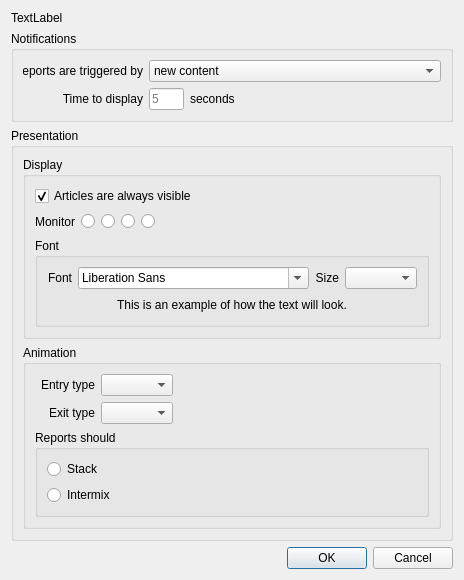
This is addlocaldialog.ui in b0bh00d/Newsroom as Qt 5 draws it before an edit. The edited form follows.
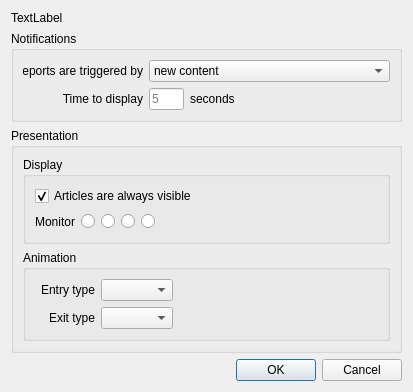
This is the edited form. Icons and pictures are not drawn.

Commit message:
- Migrated font and stacking settings into an application-specific Settings dialog.
- Added stacking lanes to Chyrons (wip)

Patch:
```diff
--- a/addlocaldialog.ui
+++ b/addlocaldialog.ui
@@ -7,7 +7,7 @@
     <x>0</x>
     <y>0</y>
     <width>413</width>
-    <height>550</height>
+    <height>382</height>
    </rect>
   </property>
   <property name="windowTitle">
@@ -260,95 +260,6 @@
            </item>
           </layout>
          </item>
-         <item>
-          <widget class="QGroupBox" name="groupBox_6">
-           <property name="title">
-            <string>Font</string>
-           </property>
-           <layout class="QVBoxLayout" name="verticalLayout_3">
-            <item>
-             <layout class="QHBoxLayout" name="horizontalLayout_6">
-              <item>
-               <widget class="QLabel" name="label_6">
-                <property name="text">
-                 <string>Font</string>
-                </property>
-                <property name="alignment">
-                 <set>Qt::AlignRight|Qt::AlignTrailing|Qt::AlignVCenter</set>
-                </property>
-               </widget>
-              </item>
-              <item>
-               <widget class="QFontComboBox" name="combo_FontFamily"/>
-              </item>
-              <item>
-               <widget class="QLabel" name="label_7">
-                <property name="text">
-                 <string>Size</string>
-                </property>
-                <property name="alignment">
-                 <set>Qt::AlignRight|Qt::AlignTrailing|Qt::AlignVCenter</set>
-                </property>
-               </widget>
-              </item>
-              <item>
-               <widget class="QComboBox" name="combo_FontSize"/>
-              </item>
-              <item>
-               <spacer name="horizontalSpacer_5">
-                <property name="orientation">
-                 <enum>Qt::Horizontal</enum>
-                </property>
-                <property name="sizeHint" stdset="0">
-                 <size>
-                  <width>40</width>
-                  <height>20</height>
-                 </size>
-                </property>
-               </spacer>
-              </item>
-             </layout>
-            </item>
-            <item>
-             <layout class="QHBoxLayout" name="horizontalLayout_8">
-              <item>
-               <spacer name="horizontalSpacer_6">
-                <property name="orientation">
-                 <enum>Qt::Horizontal</enum>
-                </property>
-                <property name="sizeHint" stdset="0">
-                 <size>
-                  <width>40</width>
-                  <height>20</height>
-                 </size>
-                </property>
-               </spacer>
-              </item>
-              <item>
-               <widget class="QLabel" name="label_FontExample">
-                <property name="text">
-                 <string>This is an example of how the text will look.</string>
-                </property>
-               </widget>
-              </item>
-              <item>
-               <spacer name="horizontalSpacer_4">
-                <property name="orientation">
-                 <enum>Qt::Horizontal</enum>
-                </property>
-                <property name="sizeHint" stdset="0">
-                 <size>
-                  <width>40</width>
-                  <height>20</height>
-                 </size>
-                </property>
-               </spacer>
-              </item>
-             </layout>
-            </item>
-           </layout>
-          </widget>
-         </item>
         </layout>
        </widget>
       </item>
@@ -442,35 +353,6 @@
            </item>
           </layout>
          </item>
-         <item>
-          <widget class="QGroupBox" name="groupBox_2">
-           <property name="title">
-            <string>Reports should</string>
-           </property>
-           <layout class="QVBoxLayout" name="verticalLayout">
-            <item>
-             <widget class="QRadioButton" name="radio_Stacked">
-              <property name="toolTip">
-               <string>&lt;html&gt;&lt;head/&gt;&lt;body&gt;&lt;p&gt;Reports for an entity will appear in their own lane, stacked report lanes for other entities.&lt;/p&gt;&lt;/body&gt;&lt;/html&gt;</string>
-              </property>
-              <property name="text">
-               <string>Stack</string>
-              </property>
-             </widget>
-            </item>
-            <item>
-             <widget class="QRadioButton" name="radio_Intermixed">
-              <property name="toolTip">
-               <string>&lt;html&gt;&lt;head/&gt;&lt;body&gt;&lt;p&gt;Reports for entities will be intermixed in a single lane.&lt;/p&gt;&lt;/body&gt;&lt;/html&gt;</string>
-              </property>
-              <property name="text">
-               <string>Intermix</string>
-              </property>
-             </widget>
-            </item>
-           </layout>
-          </widget>
-         </item>
         </layout>
        </widget>
       </item>
```
The commit also changes 10 other files.
